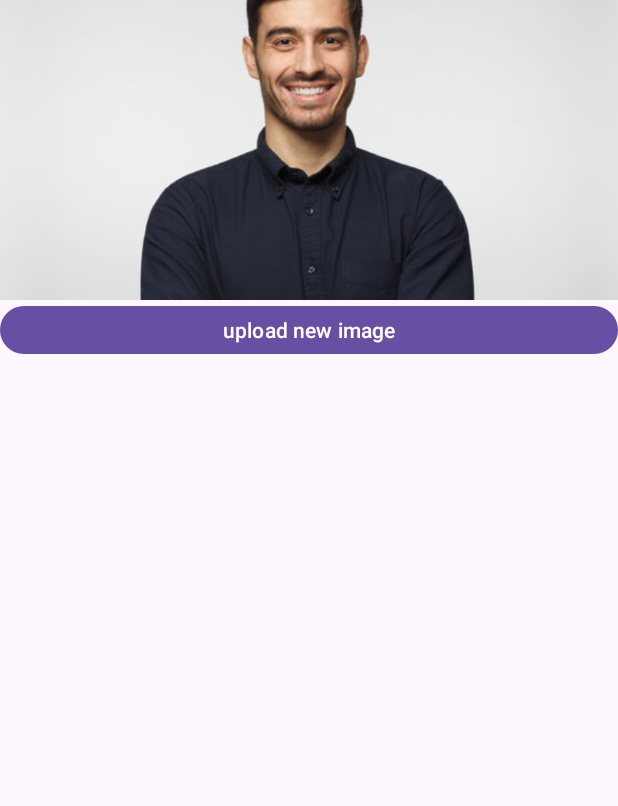
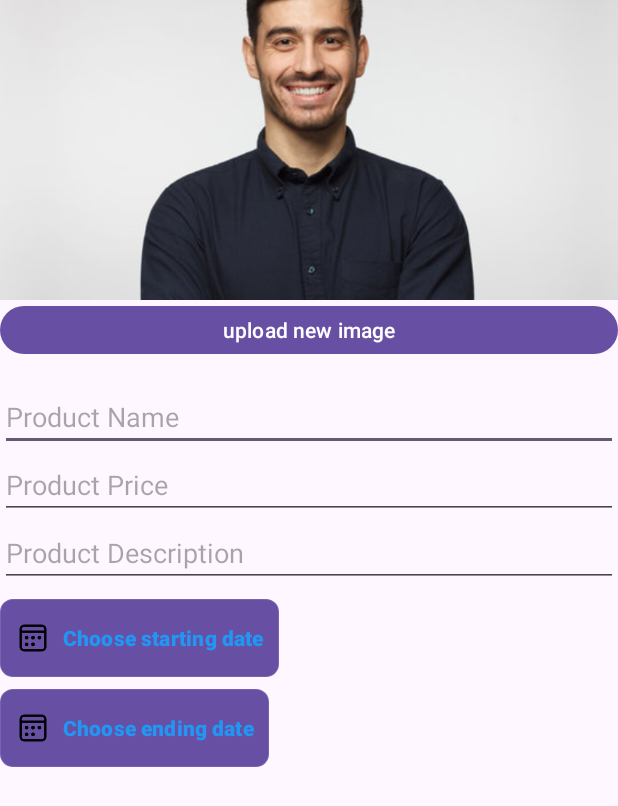
Before and after one commit to Yash-Ainapure/Rent-It, an Android app: the UploadNewProduct screen opened directly, with no data from a screen before it, on a phone screen of 412 x 824 dp. Shown: the top 806 px of the screen. Run offline under Robolectric (Android 15) with nearby library versions, the phone set to English and light mode, and no system bars.

Commit message:
initial commit 3

```diff
--- /dev/null
+++ b/app/src/main/res/drawable/borderbtn.xml
@@ -0,0 +1,5 @@
+<?xml version="1.0" encoding="utf-8"?>
+<shape xmlns:android="http://schemas.android.com/apk/res/android">
+<corners android:radius="8dp"/>
+<stroke android:width="1dp" android:color="@color/gray"/>
+</shape>
--- /dev/null
+++ b/app/src/main/res/drawable/calendar_icon.xml
@@ -0,0 +1,10 @@
+<?xml version="1.0" encoding="utf-8"?>
+<!-- res/drawable/calendar_icon.xml -->
+<layer-list xmlns:android="http://schemas.android.com/apk/res/android">
+
+    <item
+        android:drawable="@drawable/calendarimg"
+        android:width="24dp"
+        android:height="24dp"
+        />
+</layer-list>
--- a/app/src/main/res/layout/activity_upload_new_product.xml
+++ b/app/src/main/res/layout/activity_upload_new_product.xml
@@ -31,6 +31,73 @@
                 android:layout_width="match_parent"
                 android:layout_height="40dp"/>
         </LinearLayout>
+        <LinearLayout
+            android:layout_width="match_parent"
+            android:layout_marginTop="15dp"
+            android:layout_height="wrap_content">
+                    <EditText
+                        android:id="@+id/etProductName"
+                        android:layout_width="match_parent"
+                        android:layout_height="wrap_content"
+                        android:hint="Product Name"
+                        />
+        </LinearLayout>
+        <LinearLayout
+            android:layout_width="match_parent"
+            android:layout_height="wrap_content">
+            <EditText
+                android:id="@+id/etProductPrice"
+                android:layout_width="match_parent"
+                android:layout_height="wrap_content"
+                android:hint="Product Price"
+                />
+        </LinearLayout>
+        <LinearLayout
+            android:layout_width="match_parent"
+            android:layout_height="wrap_content">
+            <EditText
+                android:id="@+id/etProductDescription"
+                android:layout_width="match_parent"
+                android:layout_height="wrap_content"
+                android:hint="Product Description"
+                />
+        </LinearLayout>
+        <LinearLayout
+            android:layout_width="match_parent"
+            android:layout_height="wrap_content">
+            <Button
+                android:id="@+id/buttonDatePicker"
+                android:layout_width="wrap_content"
+                android:layout_height="wrap_content"
+                android:layout_marginTop="8dp"
+                android:background="@drawable/borderbtn"
+                android:drawableLeft="@drawable/calendar_icon"
+                android:drawablePadding="10dp"
+                android:padding="10dp"
+                android:text="Choose starting date"
+                android:textColor="@color/calbtn"
+                android:textStyle="bold"
+
+                />
+        </LinearLayout>
+        <LinearLayout
+            android:layout_width="match_parent"
+            android:layout_height="wrap_content">
+            <Button
+                android:id="@+id/buttonDatePicker2"
+                android:layout_width="wrap_content"
+                android:layout_height="wrap_content"
+                android:layout_marginTop="8dp"
+                android:background="@drawable/borderbtn"
+                android:drawableLeft="@drawable/calendar_icon"
+                android:drawablePadding="10dp"
+                android:padding="10dp"
+                android:text="Choose ending date"
+                android:textColor="@color/calbtn"
+                android:textStyle="bold"
+
+                />
+        </LinearLayout>
     </LinearLayout>
 </ScrollView>
 
```
Also changed, not shown: app/src/main/res/drawable/calendarimg.png (added).
